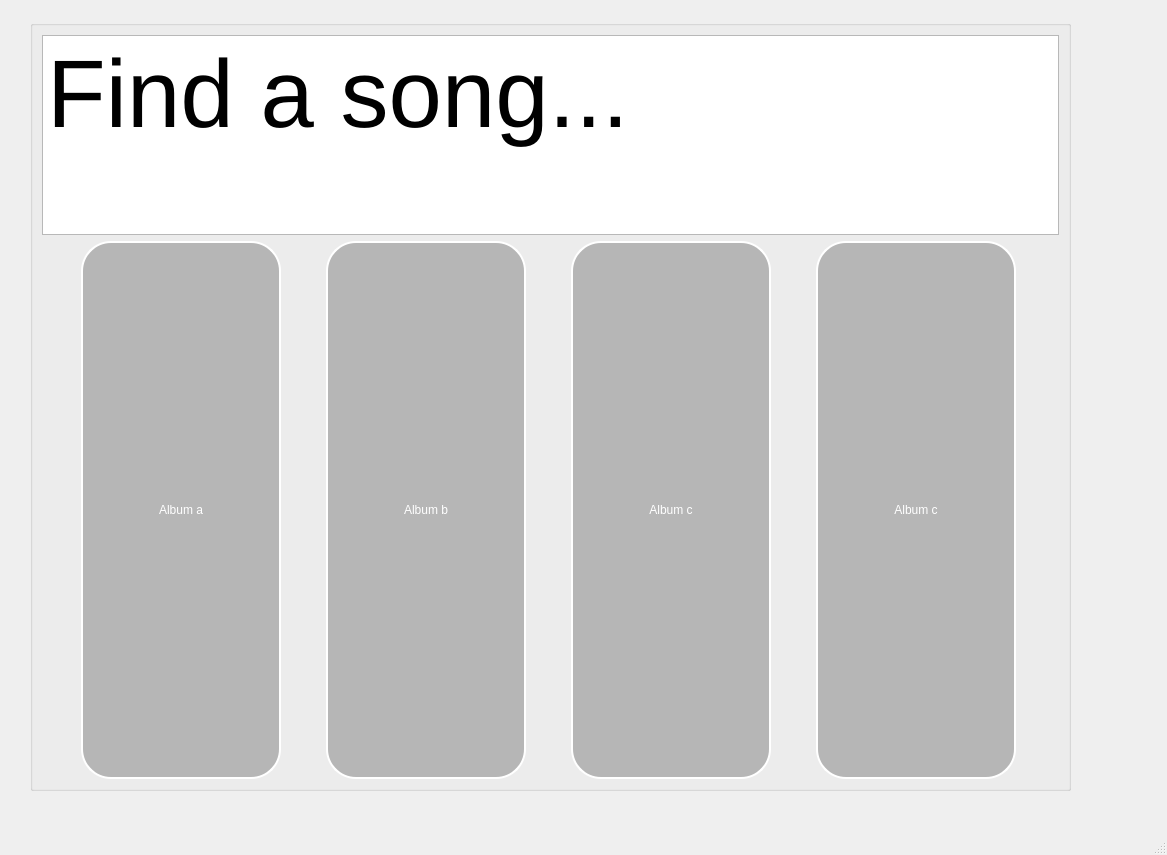
This is ui/albums_page/albums_page.ui in incremen/CyberMusicStreaming as Qt 5 draws it before an edit. The edited form follows.
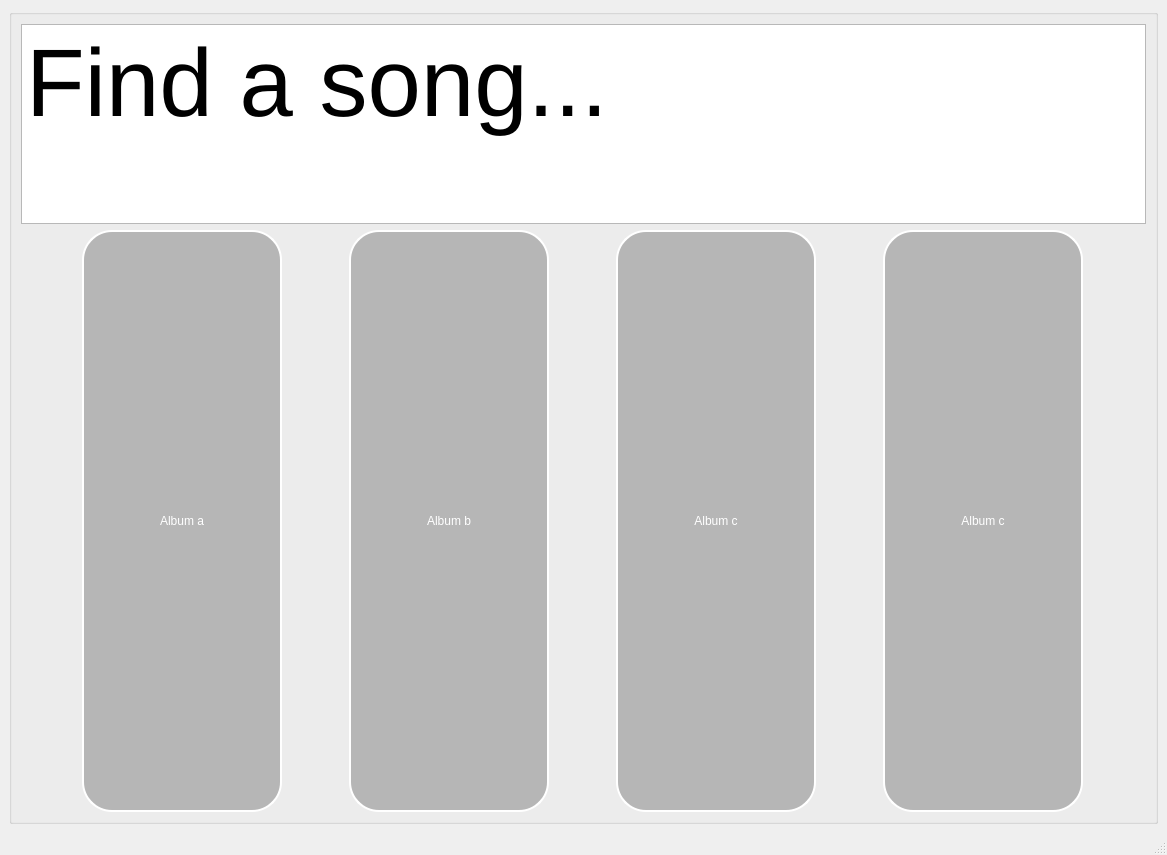
This is the edited form.

Commit message: albums page stretchy

```diff
--- a/ui/albums_page/albums_page.ui
+++ b/ui/albums_page/albums_page.ui
@@ -21,15 +21,9 @@
 }
 </string>
    </property>
+   <layout class="QHBoxLayout" name="horizontalLayout_6">
+    <item>
    <widget class="QGroupBox" name="groupBox">
-    <property name="geometry">
-     <rect>
-      <x>30</x>
-      <y>20</y>
-      <width>1041</width>
-      <height>771</height>
-     </rect>
-    </property>
     <property name="sizePolicy">
      <sizepolicy hsizetype="Preferred" vsizetype="Expanding">
       <horstretch>0</horstretch>
@@ -196,6 +190,8 @@
      </item>
     </layout>
    </widget>
+    </item>
+   </layout>
   </widget>
   <widget class="QMenuBar" name="menubar">
    <property name="geometry">
```
Lines whose indentation alone changed are shown as unchanged. The commit also changes 1 other file.
